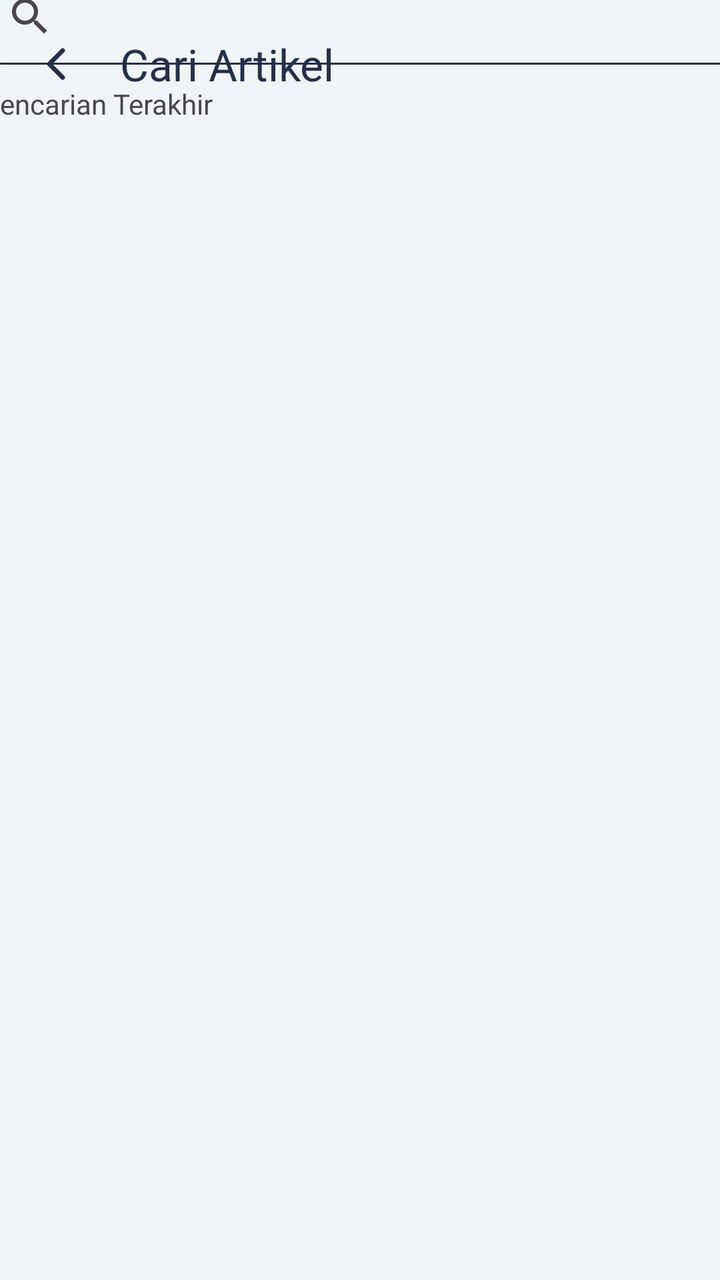
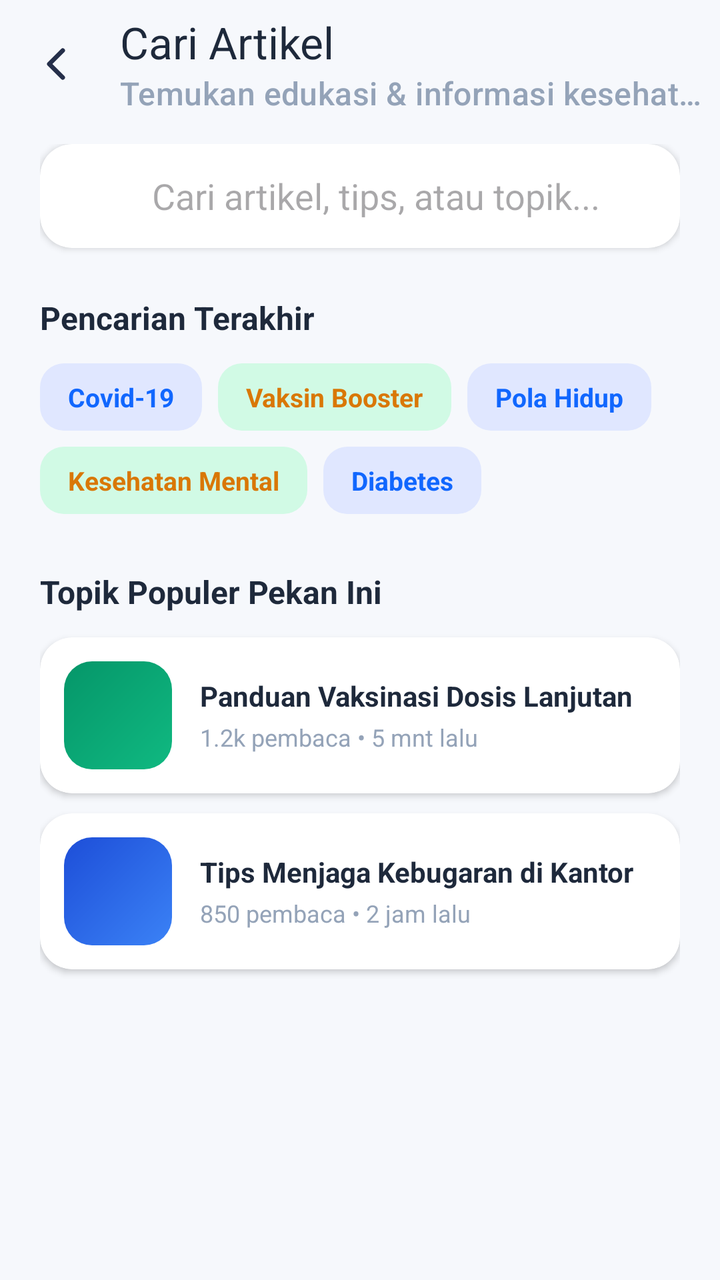

Screens rendered from an Android XML layout before and after an edit, with the pre-edit source and the edit as a unified diff.
<!-- AndroidManifest.xml: application theme Theme.PatientMobileApp -->
<!-- res/layout/activity_buletin_search.xml -->
<?xml version="1.0" encoding="utf-8"?>
<androidx.constraintlayout.widget.ConstraintLayout xmlns:android="http://schemas.android.com/apk/res/android"
    xmlns:app="http://schemas.android.com/apk/res-auto"
    xmlns:tools="http://schemas.android.com/tools" android:id="@+id/main" android:background="@color/abu" android:layout_width="match_parent" android:layout_height="match_parent" tools:context=".BuletinSearch">

    <androidx.appcompat.widget.Toolbar android:id="@+id/toolbar" android:layout_width="match_parent" android:layout_height="wrap_content" android:background="@color/abu" android:minHeight="?attr/actionBarSize" app:layout_constraintEnd_toEndOf="parent" app:layout_constraintStart_toStartOf="parent" app:layout_constraintTop_toTopOf="parent" app:navigationIcon="@drawable/ion_chevron_back" app:title="Cari Artikel" app:titleTextColor="@color/biruTua" />

    <LinearLayout android:layout_width="409dp" android:layout_height="665dp" android:layout_marginStart="1dp" android:layout_marginEnd="1dp" android:layout_marginBottom="1dp" android:orientation="vertical" app:layout_constraintBottom_toBottomOf="parent" app:layout_constraintEnd_toEndOf="parent" app:layout_constraintStart_toStartOf="parent">

        <SearchView android:layout_width="match_parent" android:layout_height="wrap_content" android:layout_marginLeft="15dp" android:layout_marginTop="10dp" android:layout_marginRight="15dp" android:background="@drawable/search_bar" />

        <TextView android:id="@+id/textview" android:layout_width="match_parent" android:layout_height="wrap_content" android:layout_marginLeft="15dp" android:layout_marginTop="10dp" android:layout_marginRight="15dp" android:text="Pencarian Terakhir" />
    </LinearLayout>
</androidx.constraintlayout.widget.ConstraintLayout>
<!-- resources referenced by this layout -->
<resources>
  <color name="abu">#F0F4F8</color>
  <color name="biruTua">#252F4A</color>
  <!-- drawable ion_chevron_back (drawable) -->
  <vector xmlns:android="http://schemas.android.com/apk/res/android"
      android:width="24dp"
      android:height="24dp"
      android:viewportWidth="24"
      android:viewportHeight="24">
    <path
        android:pathData="M15.375,5.25L8.625,12L15.375,18.75"
        android:strokeLineJoin="round"
        android:strokeWidth="2.25"
        android:fillColor="#00000000"
        android:strokeColor="#252F4A"
        android:strokeLineCap="round"/>
  </vector>
  <!-- drawable search_bar (drawable) -->
  <?xml version="1.0" encoding="utf-8"?>
  <shape xmlns:android="http://schemas.android.com/apk/res/android">
      <stroke android:color="@color/biruTua" android:width="1dp"/>
      <corners android:radius="10dp"/>
  </shape>
  <style name="Theme.PatientMobileApp" parent="Base.Theme.PatientMobileApp" />
  <style name="Base.Theme.PatientMobileApp" parent="Theme.Material3.DayNight.NoActionBar">
          
          <item name="colorPrimary">@color/biruTua</item>
          <item name="actionBarTheme">@style/ThemeOverlay.Material3.ActionBar</item>
          <item name="android:windowBackground">@color/abu</item>
          <item name="android:forceDarkAllowed" tools:targetApi="q">false</item>
      </style>
</resources>

<!-- the commit's change to res/layout/activity_buletin_search.xml (unified diff, before → after) -->
@@ -1,14 +1,253 @@
 <?xml version="1.0" encoding="utf-8"?>
 <androidx.constraintlayout.widget.ConstraintLayout xmlns:android="http://schemas.android.com/apk/res/android"
     xmlns:app="http://schemas.android.com/apk/res-auto"
-    xmlns:tools="http://schemas.android.com/tools" android:id="@+id/main" android:background="@color/abu" android:layout_width="match_parent" android:layout_height="match_parent" tools:context=".BuletinSearch">
-
-    <androidx.appcompat.widget.Toolbar android:id="@+id/toolbar" android:layout_width="match_parent" android:layout_height="wrap_content" android:background="@color/abu" android:minHeight="?attr/actionBarSize" app:layout_constraintEnd_toEndOf="parent" app:layout_constraintStart_toStartOf="parent" app:layout_constraintTop_toTopOf="parent" app:navigationIcon="@drawable/ion_chevron_back" app:title="Cari Artikel" app:titleTextColor="@color/biruTua" />
-
-    <LinearLayout android:layout_width="409dp" android:layout_height="665dp" android:layout_marginStart="1dp" android:layout_marginEnd="1dp" android:layout_marginBottom="1dp" android:orientation="vertical" app:layout_constraintBottom_toBottomOf="parent" app:layout_constraintEnd_toEndOf="parent" app:layout_constraintStart_toStartOf="parent">
-
-        <SearchView android:layout_width="match_parent" android:layout_height="wrap_content" android:layout_marginLeft="15dp" android:layout_marginTop="10dp" android:layout_marginRight="15dp" android:background="@drawable/search_bar" />
-
-        <TextView android:id="@+id/textview" android:layout_width="match_parent" android:layout_height="wrap_content" android:layout_marginLeft="15dp" android:layout_marginTop="10dp" android:layout_marginRight="15dp" android:text="Pencarian Terakhir" />
-    </LinearLayout>
+    xmlns:tools="http://schemas.android.com/tools"
+    android:id="@+id/main"
+    android:layout_width="match_parent"
+    android:layout_height="match_parent"
+    android:background="@color/bg_main"
+    tools:context=".BuletinSearch">
+
+    <androidx.appcompat.widget.Toolbar
+        android:id="@+id/toolbar"
+        android:layout_width="match_parent"
+        android:layout_height="wrap_content"
+        android:background="@color/bg_main"
+        android:minHeight="?attr/actionBarSize"
+        app:navigationIcon="@drawable/ion_chevron_back"
+        app:title="Cari Artikel"
+        app:titleTextColor="@color/biruTua"
+        app:subtitle="Temukan edukasi &amp; informasi kesehatan"
+        app:subtitleTextColor="@color/text_muted"
+        app:layout_constraintEnd_toEndOf="parent"
+        app:layout_constraintStart_toStartOf="parent"
+        app:layout_constraintTop_toTopOf="parent" />
+
+    <androidx.core.widget.NestedScrollView
+        android:layout_width="match_parent"
+        android:layout_height="0dp"
+        android:fillViewport="true"
+        android:clipToPadding="false"
+        android:paddingBottom="40dp"
+        app:layout_constraintBottom_toBottomOf="parent"
+        app:layout_constraintEnd_toEndOf="parent"
+        app:layout_constraintStart_toStartOf="parent"
+        app:layout_constraintTop_toBottomOf="@id/toolbar">
+
+        <LinearLayout
+            android:layout_width="match_parent"
+            android:layout_height="wrap_content"
+            android:orientation="vertical"
+            android:paddingHorizontal="20dp"
+            android:paddingTop="8dp">
+
+            
+            <androidx.cardview.widget.CardView
+                android:layout_width="match_parent"
+                android:layout_height="52dp"
+                app:cardCornerRadius="16dp"
+                app:cardElevation="2dp"
+                app:cardBackgroundColor="@color/white">
+
+                <SearchView
+                    android:id="@+id/searchView"
+                    android:layout_width="match_parent"
+                    android:layout_height="match_parent"
+                    android:iconifiedByDefault="false"
+                    android:queryBackground="@android:color/transparent"
+                    android:queryHint="Cari artikel, tips, atau topik..."
+                    android:searchIcon="@drawable/search_bar" />
+            </androidx.cardview.widget.CardView>
+
+            
+            <TextView
+                android:id="@+id/textview"
+                android:layout_width="match_parent"
+                android:layout_height="wrap_content"
+                android:layout_marginTop="24dp"
+                android:text="Pencarian Terakhir"
+                android:textColor="@color/biruTua"
+                android:textSize="16sp"
+                android:textStyle="bold" />
+
+            
+            <LinearLayout
+                android:layout_width="match_parent"
+                android:layout_height="wrap_content"
+                android:layout_marginTop="12dp"
+                android:orientation="horizontal">
+
+                <TextView
+                    android:layout_width="wrap_content"
+                    android:layout_height="wrap_content"
+                    android:background="@drawable/shape_tag_info"
+                    android:paddingHorizontal="14dp"
+                    android:paddingVertical="8dp"
+                    android:text="Covid-19"
+                    android:textColor="@color/accent_blue"
+                    android:textSize="13sp"
+                    android:textStyle="bold" />
+
+                <TextView
+                    android:layout_width="wrap_content"
+                    android:layout_height="wrap_content"
+                    android:layout_marginStart="8dp"
+                    android:background="@drawable/shape_tag_tips"
+                    android:paddingHorizontal="14dp"
+                    android:paddingVertical="8dp"
+                    android:text="Vaksin Booster"
+                    android:textColor="#D97706"
+                    android:textSize="13sp"
+                    android:textStyle="bold" />
+
+                <TextView
+                    android:layout_width="wrap_content"
+                    android:layout_height="wrap_content"
+                    android:layout_marginStart="8dp"
+                    android:background="@drawable/shape_tag_info"
+                    android:paddingHorizontal="14dp"
+                    android:paddingVertical="8dp"
+                    android:text="Pola Hidup"
+                    android:textColor="@color/accent_blue"
+                    android:textSize="13sp"
+                    android:textStyle="bold" />
+            </LinearLayout>
+
+            <LinearLayout
+                android:layout_width="match_parent"
+                android:layout_height="wrap_content"
+                android:layout_marginTop="8dp"
+                android:orientation="horizontal">
+
+                <TextView
+                    android:layout_width="wrap_content"
+                    android:layout_height="wrap_content"
+                    android:background="@drawable/shape_tag_tips"
+                    android:paddingHorizontal="14dp"
+                    android:paddingVertical="8dp"
+                    android:text="Kesehatan Mental"
+                    android:textColor="#D97706"
+                    android:textSize="13sp"
+                    android:textStyle="bold" />
+
+                <TextView
+                    android:layout_width="wrap_content"
+                    android:layout_height="wrap_content"
+                    android:layout_marginStart="8dp"
+                    android:background="@drawable/shape_tag_info"
+                    android:paddingHorizontal="14dp"
+                    android:paddingVertical="8dp"
+                    android:text="Diabetes"
+                    android:textColor="@color/accent_blue"
+                    android:textSize="13sp"
+                    android:textStyle="bold" />
+            </LinearLayout>
+
+            
+            <TextView
+                android:layout_width="match_parent"
+                android:layout_height="wrap_content"
+                android:layout_marginTop="28dp"
+                android:text="Topik Populer Pekan Ini"
+                android:textColor="@color/biruTua"
+                android:textSize="16sp"
+                android:textStyle="bold" />
+
+            
+            <androidx.cardview.widget.CardView
+                android:layout_width="match_parent"
+                android:layout_height="wrap_content"
+                android:layout_marginTop="12dp"
+                app:cardCornerRadius="16dp"
+                app:cardElevation="2dp"
+                app:cardBackgroundColor="@color/white">
+
+                <LinearLayout
+                    android:layout_width="match_parent"
+                    android:layout_height="wrap_content"
+                    android:gravity="center_vertical"
+                    android:orientation="horizontal"
+                    android:padding="12dp">
+
+                    <FrameLayout
+                        android:layout_width="54dp"
+                        android:layout_height="54dp"
+                        android:background="@drawable/shape_bulletin_thumb_1" />
+
+                    <LinearLayout
+                        android:layout_width="0dp"
+                        android:layout_height="wrap_content"
+                        android:layout_marginStart="14dp"
+                        android:layout_weight="1"
+                        android:orientation="vertical">
+
+                        <TextView
+                            android:layout_width="wrap_content"
+                            android:layout_height="wrap_content"
+                            android:text="Panduan Vaksinasi Dosis Lanjutan"
+                            android:textColor="@color/biruTua"
+                            android:textSize="14sp"
+                            android:textStyle="bold" />
+
+                        <TextView
+                            android:layout_width="wrap_content"
+                            android:layout_height="wrap_content"
+                            android:layout_marginTop="3dp"
+                            android:text="1.2k pembaca • 5 mnt lalu"
+                            android:textColor="@color/text_muted"
+                            android:textSize="12sp" />
+                    </LinearLayout>
+                </LinearLayout>
+            </androidx.cardview.widget.CardView>
+
+            
+            <androidx.cardview.widget.CardView
+                android:layout_width="match_parent"
+                android:layout_height="wrap_content"
+                android:layout_marginTop="10dp"
+                app:cardCornerRadius="16dp"
+                app:cardElevation="2dp"
+                app:cardBackgroundColor="@color/white">
+
+                <LinearLayout
+                    android:layout_width="match_parent"
+                    android:layout_height="wrap_content"
+                    android:gravity="center_vertical"
+                    android:orientation="horizontal"
+                    android:padding="12dp">
+
+                    <FrameLayout
+                        android:layout_width="54dp"
+                        android:layout_height="54dp"
+                        android:background="@drawable/shape_bulletin_thumb_2" />
+
+                    <LinearLayout
+                        android:layout_width="0dp"
+                        android:layout_height="wrap_content"
+                        android:layout_marginStart="14dp"
+                        android:layout_weight="1"
+                        android:orientation="vertical">
+
+                        <TextView
+                            android:layout_width="wrap_content"
+                            android:layout_height="wrap_content"
+                            android:text="Tips Menjaga Kebugaran di Kantor"
+                            android:textColor="@color/biruTua"
+                            android:textSize="14sp"
+                            android:textStyle="bold" />
+
+                        <TextView
+                            android:layout_width="wrap_content"
+                            android:layout_height="wrap_content"
+                            android:layout_marginTop="3dp"
+                            android:text="850 pembaca • 2 jam lalu"
+                            android:textColor="@color/text_muted"
+                            android:textSize="12sp" />
+                    </LinearLayout>
+                </LinearLayout>
+            </androidx.cardview.widget.CardView>
+
+        </LinearLayout>
+    </androidx.core.widget.NestedScrollView>
+
 </androidx.constraintlayout.widget.ConstraintLayout>
<!-- resource entries referenced after the edit -->
@@ -1,7 +1,10 @@
 <!-- resources referenced by this layout -->
 <resources>
-  <color name="abu">#F0F4F8</color>
-  <color name="biruTua">#252F4A</color>
+  <color name="accent_blue">#1167FE</color>
+  <color name="bg_main">#F6F8FC</color>
+  <color name="biruTua">#1E293B</color>
+  <color name="text_muted">#94A3B8</color>
+  <color name="white">#FFFFFFFF</color>
   <!-- drawable ion_chevron_back (drawable) -->
   <vector xmlns:android="http://schemas.android.com/apk/res/android"
       android:width="24dp"
@@ -22,13 +25,48 @@
       <stroke android:color="@color/biruTua" android:width="1dp"/>
       <corners android:radius="10dp"/>
   </shape>
+  <!-- drawable shape_bulletin_thumb_1 (drawable) -->
+  <?xml version="1.0" encoding="utf-8"?>
+  <shape xmlns:android="http://schemas.android.com/apk/res/android">
+      <gradient
+          android:angle="135"
+          android:startColor="#10B981"
+          android:endColor="#059669"
+          android:type="linear" />
+      <corners android:radius="14dp" />
+  </shape>
+  <!-- drawable shape_bulletin_thumb_2 (drawable) -->
+  <?xml version="1.0" encoding="utf-8"?>
+  <shape xmlns:android="http://schemas.android.com/apk/res/android">
+      <gradient
+          android:angle="135"
+          android:startColor="#3B82F6"
+          android:endColor="#1D4ED8"
+          android:type="linear" />
+      <corners android:radius="14dp" />
+  </shape>
+  <!-- drawable shape_tag_info (drawable) -->
+  <?xml version="1.0" encoding="utf-8"?>
+  <shape xmlns:android="http://schemas.android.com/apk/res/android">
+      <solid android:color="@color/tag_info_bg" />
+      <corners android:radius="12dp" />
+  </shape>
+  <!-- drawable shape_tag_tips (drawable) -->
+  <?xml version="1.0" encoding="utf-8"?>
+  <shape xmlns:android="http://schemas.android.com/apk/res/android">
+      <solid android:color="@color/tag_tips_bg" />
+      <corners android:radius="12dp" />
+  </shape>
   <style name="Theme.PatientMobileApp" parent="Base.Theme.PatientMobileApp" />
+  <color name="tag_info_bg">#E0E7FF</color>
+  <color name="tag_tips_bg">#D1FAE5</color>
   <style name="Base.Theme.PatientMobileApp" parent="Theme.Material3.DayNight.NoActionBar">
           
-          <item name="colorPrimary">@color/biruTua</item>
+          <item name="colorPrimary">@color/biruNeon</item>
           <item name="actionBarTheme">@style/ThemeOverlay.Material3.ActionBar</item>
-          <item name="android:windowBackground">@color/abu</item>
+          <item name="android:windowBackground">@color/bg_main</item>
           <item name="android:forceDarkAllowed" tools:targetApi="q">false</item>
       </style>
+  <color name="biruNeon">#1167FE</color>
 </resources>
 
